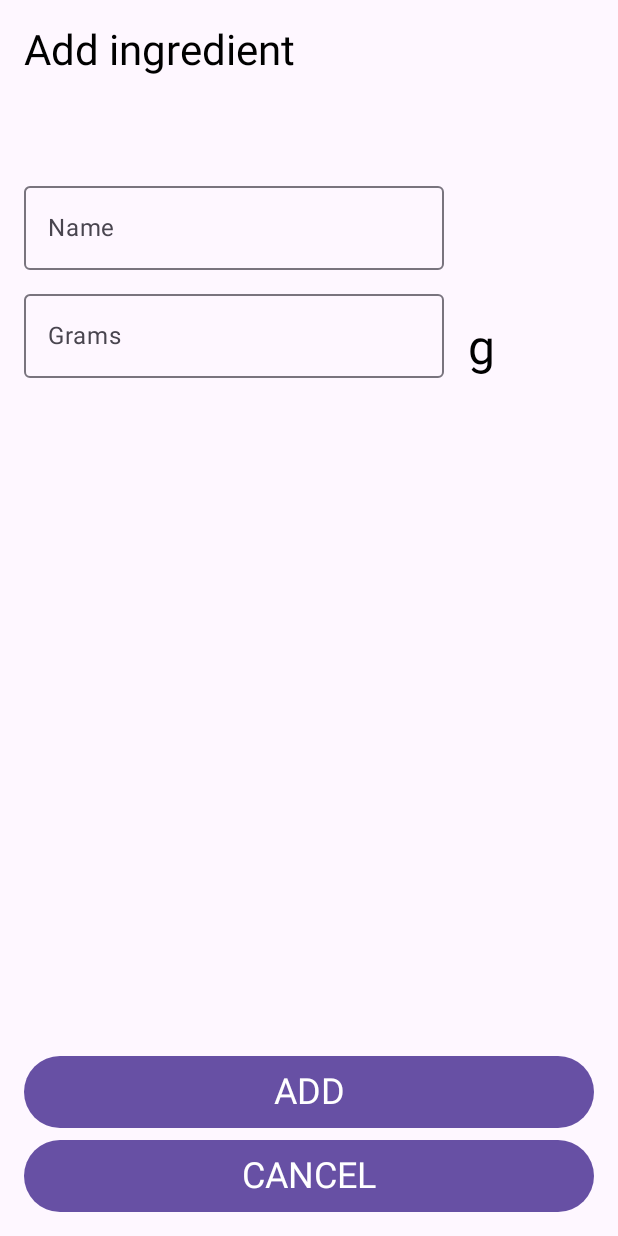
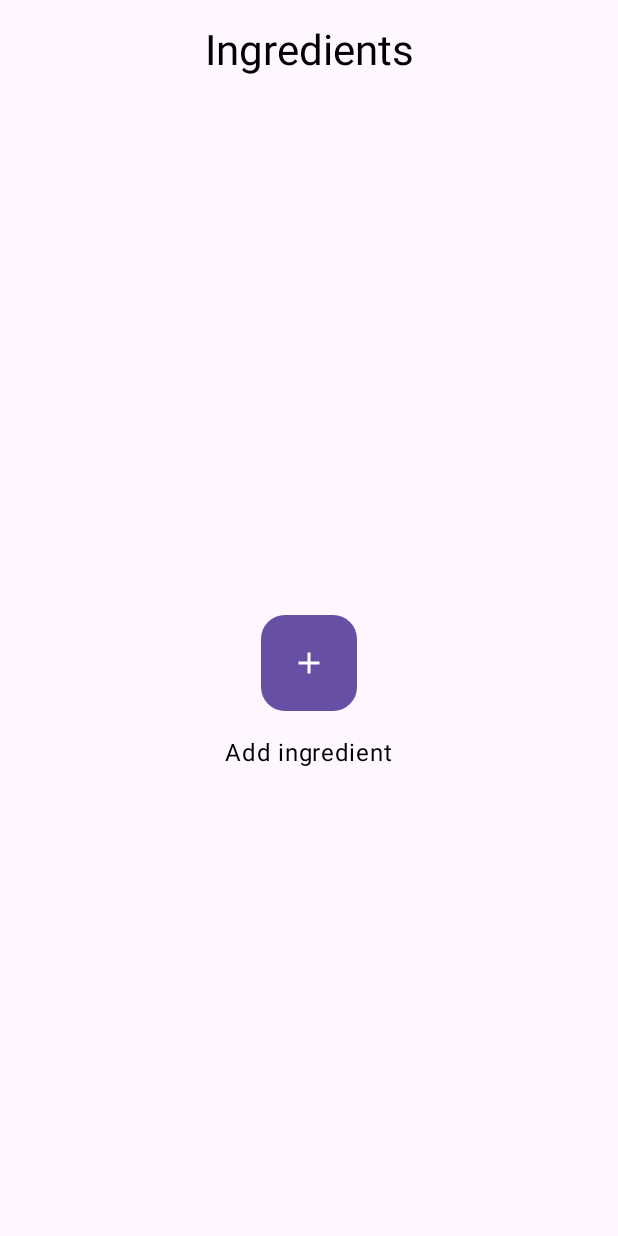
Before and after one commit to laura-abramovic/portionizer, an Android app built with Jetpack Compose: the screen it shows after launch (MainActivity), on a phone screen of 412 x 824 dp. Run offline under Robolectric (Android 15) with nearby library versions, the phone set to English and light mode, and no system bars.

Commit message:
Add IngredientsListScreen UI

```diff
--- a/app/src/main/java/com/abramoviclaura/portionizer/MainActivity.kt
+++ b/app/src/main/java/com/abramoviclaura/portionizer/MainActivity.kt
@@ -4,6 +4,7 @@ import android.os.Bundle
 import androidx.activity.ComponentActivity
 import androidx.activity.compose.setContent
 import androidx.activity.enableEdgeToEdge
+import com.abramoviclaura.portionizer.ui.screens.ingredientslist.IngredientsListScreen
 import com.abramoviclaura.portionizer.ui.theme.PortionizerTheme
 
 class MainActivity : ComponentActivity() {
@@ -12,7 +13,7 @@ class MainActivity : ComponentActivity() {
         enableEdgeToEdge()
         setContent {
             PortionizerTheme {
-                AddNewIngredientScreen(onAddClick = {}, onCancelClick = {})
+                IngredientsListScreen(emptyList())
             }
         }
     }
--- /dev/null
+++ b/app/src/main/java/com/abramoviclaura/portionizer/ui/components/AddButton.kt
@@ -0,0 +1,42 @@
+package com.abramoviclaura.portionizer.ui.components
+
+import androidx.compose.foundation.background
+import androidx.compose.foundation.layout.padding
+import androidx.compose.foundation.shape.RoundedCornerShape
+import androidx.compose.material.icons.Icons
+import androidx.compose.material.icons.filled.Add
+import androidx.compose.material3.Icon
+import androidx.compose.material3.IconButton
+import androidx.compose.material3.MaterialTheme
+import androidx.compose.runtime.Composable
+import androidx.compose.ui.Modifier
+import androidx.compose.ui.res.stringResource
+import androidx.compose.ui.tooling.preview.Preview
+import com.abramoviclaura.portionizer.R
+import com.abramoviclaura.portionizer.ui.theme.LocalDimensionSystem
+import com.abramoviclaura.portionizer.ui.theme.PortionizerTheme
+
+@Composable
+fun AddButton(onClick: () -> Unit, modifier: Modifier = Modifier) {
+    IconButton(
+        onClick = onClick,
+        modifier = modifier
+            .background(
+                color = MaterialTheme.colorScheme.primary,
+                shape = RoundedCornerShape(LocalDimensionSystem.current.cornerDimensions.medium)
+            )
+            .padding(LocalDimensionSystem.current.spacingDimensions.s)
+    ) {
+        Icon(
+            imageVector = Icons.Default.Add,
+            contentDescription = stringResource(R.string.add),
+            tint = MaterialTheme.colorScheme.onPrimary
+        )
+    }
+}
+
+@Preview
+@Composable
+private fun PreviewAddButton() = PortionizerTheme {
+    AddButton(onClick = {})
+}
--- /dev/null
+++ b/app/src/main/java/com/abramoviclaura/portionizer/ui/screens/ingredientslist/IngredientsListEmptyContent.kt
@@ -0,0 +1,43 @@
+package com.abramoviclaura.portionizer.ui.screens.ingredientslist
+
+import androidx.compose.foundation.layout.Arrangement
+import androidx.compose.foundation.layout.Column
+import androidx.compose.foundation.layout.Spacer
+import androidx.compose.foundation.layout.fillMaxSize
+import androidx.compose.foundation.layout.height
+import androidx.compose.material3.MaterialTheme
+import androidx.compose.material3.Text
+import androidx.compose.runtime.Composable
+import androidx.compose.ui.Alignment
+import androidx.compose.ui.Modifier
+import androidx.compose.ui.res.stringResource
+import androidx.compose.ui.tooling.preview.Preview
+import com.abramoviclaura.portionizer.R
+import com.abramoviclaura.portionizer.ui.components.AddButton
+import com.abramoviclaura.portionizer.ui.theme.LocalDimensionSystem
+import com.abramoviclaura.portionizer.ui.theme.PortionizerTheme
+
+@Composable
+fun IngredientListEmptyContent(
+    onAddButtonClick: () -> Unit,
+    modifier: Modifier = Modifier,
+) = Column(
+    modifier = modifier.fillMaxSize(),
+    horizontalAlignment = Alignment.CenterHorizontally,
+    verticalArrangement = Arrangement.Center
+) {
+    AddButton(onClick = onAddButtonClick)
+
+    Spacer(Modifier.height(LocalDimensionSystem.current.spacingDimensions.m))
+
+    Text(
+        text = stringResource(R.string.add_ingredient),
+        style = MaterialTheme.typography.bodyLarge
+    )
+}
+
+@Preview
+@Composable
+private fun PreviewIngredientListEmptyContent() = PortionizerTheme {
+    IngredientListEmptyContent(onAddButtonClick = {})
+}
--- a/app/src/main/java/com/abramoviclaura/portionizer/ui/theme/Dimens.kt
+++ b/app/src/main/java/com/abramoviclaura/portionizer/ui/theme/Dimens.kt
@@ -15,6 +15,12 @@ internal val spacingDimensionValues = SpacingDimensions(
     xxl = 128.dp
 )
 
+internal val cornerDimensionValues = CornerDimensions(
+    small = 8.dp,
+    medium = 16.dp,
+    large = 32.dp
+)
+
 @Immutable
 data class SpacingDimensions(
     val xxs: Dp = Dp.Unspecified,
@@ -27,8 +33,16 @@ data class SpacingDimensions(
 )
 
 @Immutable
+data class CornerDimensions(
+    val small: Dp = Dp.Unspecified,
+    val medium: Dp = Dp.Unspecified,
+    val large: Dp = Dp.Unspecified,
+)
+
+@Immutable
 data class DimensionSystem(
     val spacingDimensions: SpacingDimensions = SpacingDimensions(),
+    val cornerDimensions: CornerDimensions = CornerDimensions(),
 )
 
 val LocalDimensionSystem = staticCompositionLocalOf { DimensionSystem() }
--- a/app/src/main/java/com/abramoviclaura/portionizer/ui/theme/Theme.kt
+++ b/app/src/main/java/com/abramoviclaura/portionizer/ui/theme/Theme.kt
@@ -25,7 +25,8 @@ fun PortionizerTheme(
     content: @Composable () -> Unit,
 ) {
     val dimensionSystem = DimensionSystem(
-        spacingDimensions = spacingDimensionValues
+        spacingDimensions = spacingDimensionValues,
+        cornerDimensions = cornerDimensionValues,
     )
 
     CompositionLocalProvider(
--- /dev/null
+++ b/app/src/main/java/com/abramoviclaura/portionizer/ui/utils/ModifierUtils.kt
@@ -0,0 +1,14 @@
+package com.abramoviclaura.portionizer.ui.utils
+
+import androidx.compose.foundation.background
+import androidx.compose.foundation.layout.fillMaxSize
+import androidx.compose.foundation.layout.systemBarsPadding
+import androidx.compose.material3.MaterialTheme
+import androidx.compose.runtime.Composable
+import androidx.compose.ui.Modifier
+
+@Composable
+fun Modifier.appScreen() = this
+    .fillMaxSize()
+    .background(MaterialTheme.colorScheme.background)
+    .systemBarsPadding()
--- /dev/null
+++ b/app/src/main/java/com/abramoviclaura/portionizer/viewcontracts/IngredientViewState.kt
@@ -0,0 +1,6 @@
+package com.abramoviclaura.portionizer.viewcontracts
+
+data class IngredientViewState(
+    val name: String,
+    val quantity: Int,
+)
```
Also changed, not shown: app/src/main/java/com/abramoviclaura/portionizer/ui/components/IngredientListItem.kt (added, +78 -0 lines), app/src/main/java/com/abramoviclaura/portionizer/ui/screens/addnewingredient/AddNewIngredientScreen.kt (renamed from app/src/main/java/com/abramoviclaura/portionizer/AddNewIngredientScreen.kt, +6 -8 lines), app/src/main/java/com/abramoviclaura/portionizer/ui/screens/ingredientslist/IngredientsListScreen.kt (added, +115 -0 lines), app/src/main/res/values/strings.xml (+7 -0 lines).
